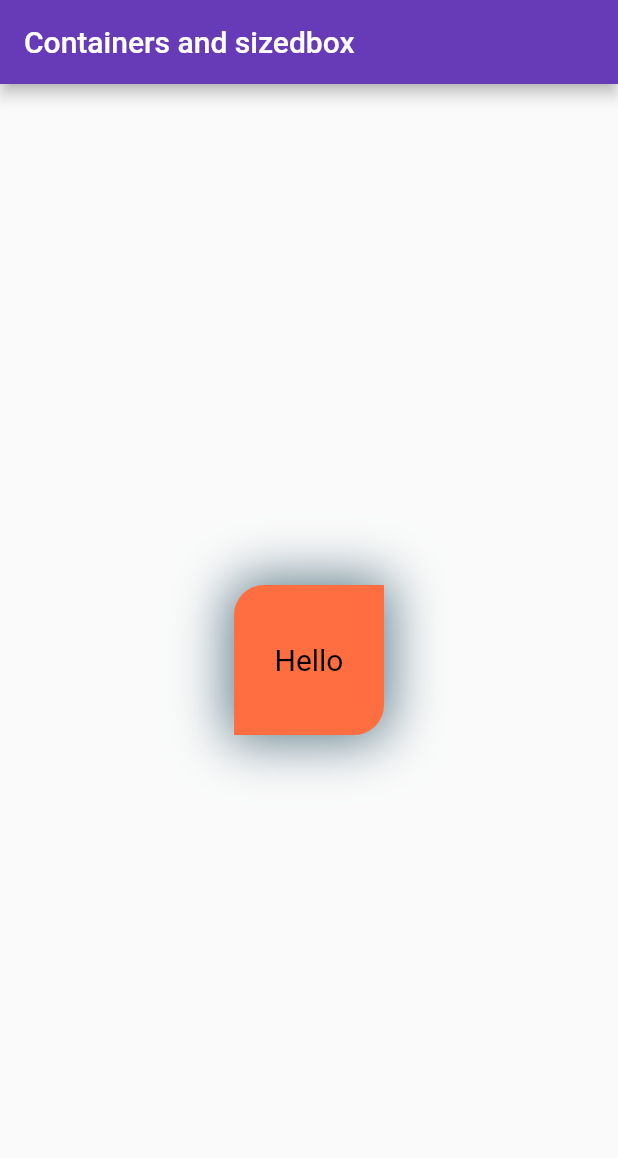
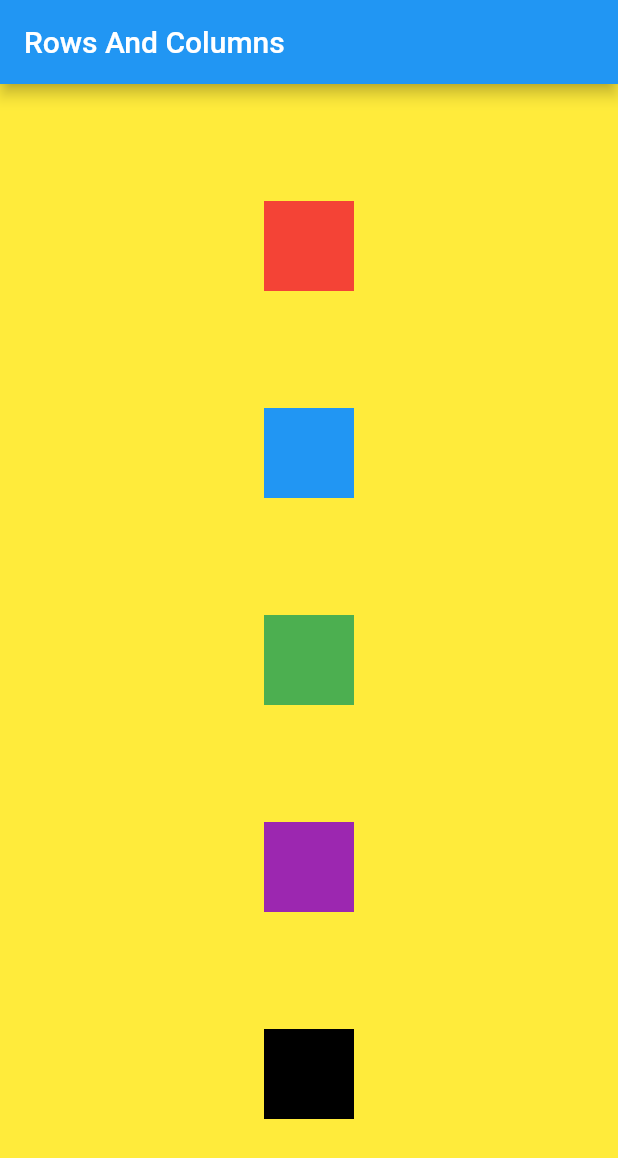
Before and after one commit to itsnehabhagat05/LearningFlutterTopics, a Flutter app: the screen it shows after launch, on a phone screen of 412 x 824 dp. Shown: the top 1158 px of the screen. Run offline on Flutter 3.47's test engine with Material 2 defaults, Android fonts, the light colour scheme and no system bars.

Commit message:
Row , Columns and Wrap

```diff
--- a/lib/main.dart
+++ b/lib/main.dart
@@ -1,5 +1,7 @@
 import 'package:flutter/material.dart';
 import 'package:learn_flutter/widgets/container_sized.dart';
+import 'package:learn_flutter/widgets/rowscols.dart';
+//import 'package:learn_flutter/widgets/text_elevatedbutton.dart';
 
 void main(){
   runApp(const LearnApp());
@@ -17,7 +19,7 @@
         brightness: Brightness.light,
 
         primaryColor: Colors.deepPurple,),
-      home: Container_Sized() ,
+      home: RowsCols() ,
 
     );
   }
--- /dev/null
+++ b/lib/widgets/rowscols.dart
@@ -0,0 +1,62 @@
+import 'package:flutter/material.dart';
+
+class RowsCols extends StatelessWidget {
+  const RowsCols({super.key});
+
+  @override
+  Widget build(BuildContext context) {
+    var w = MediaQuery.of(context).size.width;
+    var h = MediaQuery.of(context).size.height;
+
+    return Scaffold(
+      appBar: AppBar(
+        title: Text('Rows And Columns'),
+      ),
+      body: Container(
+        height: h,
+        width: w,
+        color: Colors.yellow,
+        // child: Row(
+        //   // mainAxisAlignment:MainAxisAlignment.center ,
+        //   mainAxisAlignment:MainAxisAlignment.spaceEvenly ,
+        //   crossAxisAlignment: CrossAxisAlignment.start,
+
+        //   children: [
+        //   Container(height: 60,width: 60,color: Colors.red,),
+        //   Container(height: 60,width: 60,color: Colors.blue,),
+        //   Container(height: 60,width: 60,color: Colors.green,),
+        //   Container(height: 60,width: 60,color: Colors.pink,)
+        // ],)
+
+        // height: 200,
+        // width: 200,
+        // child: Wrap(
+        //   direction: Axis.vertical,
+        //   alignment: WrapAlignment.end,
+
+        //   children: [
+        //   Container(height: 60,width: 60,color: Colors.red,),
+        //   Container(height: 60,width: 60,color: Colors.blue,),
+        //   Container(height: 60,width: 60,color: Colors.green,),
+        //   Container(height: 60,width: 60,color: Colors.purple,),
+        //   Container(height: 60,width: 60,color: Colors.black,),
+
+
+        child: Column(
+
+          mainAxisAlignment:MainAxisAlignment.spaceEvenly ,
+          crossAxisAlignment: CrossAxisAlignment.center,
+
+          children: [
+          Container(height: 60,width: 60,color: Colors.red,),
+          Container(height: 60,width: 60,color: Colors.blue,),
+          Container(height: 60,width: 60,color: Colors.green,),
+          Container(height: 60,width: 60,color: Colors.purple,),
+          Container(height: 60,width: 60,color: Colors.black,)
+        ],)
+
+      ),
+
+    );
+  }
+}
```
Also changed, not shown: lib/widgets/text_elevatedbutton.dart (added).
